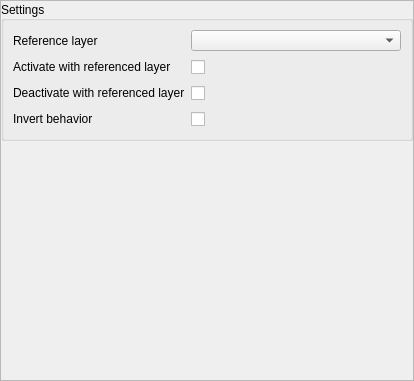
Qt form src/ui/sbjoinedtogglewidget.ui (andreassteffens/QGIS) before a commit.
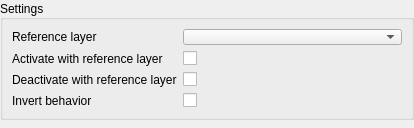
The same form after that commit. Custom widgets are drawn as their Qt base class.

The edit to the form file:
```diff
--- a/src/ui/sbjoinedtogglewidget.ui
+++ b/src/ui/sbjoinedtogglewidget.ui
@@ -7,7 +7,7 @@
     <x>0</x>
     <y>0</y>
     <width>414</width>
-    <height>381</height>
+    <height>128</height>
    </rect>
   </property>
   <property name="windowTitle">
@@ -31,9 +31,12 @@
      <property name="maximumSize">
       <size>
        <width>16777215</width>
-       <height>400</height>
+       <height>16777215</height>
       </size>
      </property>
+     <property name="frameShape">
+      <enum>QFrame::NoFrame</enum>
+     </property>
      <property name="widgetResizable">
       <bool>true</bool>
      </property>
@@ -42,14 +45,14 @@
        <rect>
         <x>0</x>
         <y>0</y>
-        <width>412</width>
-        <height>379</height>
+        <width>414</width>
+        <height>128</height>
        </rect>
       </property>
       <property name="maximumSize">
        <size>
         <width>16777215</width>
-        <height>400</height>
+        <height>16777215</height>
        </size>
       </property>
       <layout class="QVBoxLayout" name="verticalLayout" stretch="0,0">
@@ -96,28 +99,28 @@
           <item row="1" column="0">
            <widget class="QLabel" name="mLblActivate">
             <property name="text">
-             <string>Activate with referenced layer</string>
+             <string>Activate with reference layer</string>
             </property>
            </widget>
           </item>
           <item row="1" column="1">
            <widget class="QCheckBox" name="mCheckActivate">
             <property name="text">
-             <string> </string>
+             <string/>
             </property>
            </widget>
           </item>
           <item row="2" column="0">
            <widget class="QLabel" name="mLblDeactivate">
             <property name="text">
-             <string>Deactivate with referenced layer</string>
+             <string>Deactivate with reference layer</string>
             </property>
            </widget>
           </item>
           <item row="2" column="1">
            <widget class="QCheckBox" name="mCheckDeactivate">
             <property name="text">
-             <string> </string>
+             <string/>
             </property>
            </widget>
           </item>
@@ -131,7 +134,7 @@
           <item row="3" column="1">
            <widget class="QCheckBox" name="mCheckInvert">
             <property name="text">
-             <string> </string>
+             <string/>
             </property>
            </widget>
           </item>
```
Left out of the diff: 6 changed lines with no effect on the pictures.
